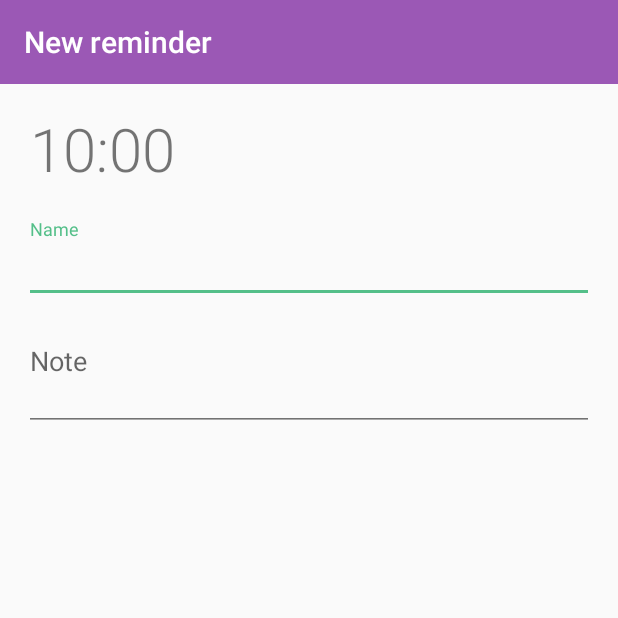
After one commit to kevinpelgrims/pillreminder2, an Android app: the ReminderActivity screen opened directly, with no data from a screen before it, on a phone screen of 412 x 824 dp, the top half of it. The commit adds this screen. Run offline under Robolectric (Android 15) with nearby library versions, the phone set to English and light mode, and no system bars; our stand-ins replace ButterKnife.

Commit message:
Add new reminder activity
Show time picker when opening the screen.
Ability to give the alarm a name an add a note.

```diff
--- a/app/src/main/AndroidManifest.xml
+++ b/app/src/main/AndroidManifest.xml
@@ -8,14 +8,18 @@
         android:label="@string/app_name"
         android:supportsRtl="true"
         android:theme="@style/AppTheme">
+
         <activity android:name=".MainActivity">
             <intent-filter>
-                <action android:name="android.intent.action.MAIN" />
+                <action android:name="android.intent.action.MAIN"/>
 
-                <category android:name="android.intent.category.LAUNCHER" />
+                <category android:name="android.intent.category.LAUNCHER"/>
             </intent-filter>
         </activity>
-        <activity android:name=".SignInActivity"></activity>
+
+        <activity android:name=".SignInActivity"/>
+
+        <activity android:name=".ReminderActivity"/>
     </application>
 
 </manifest>
--- /dev/null
+++ b/app/src/main/java/com/kevinpelgrims/pillreminder2/ReminderActivity.java
@@ -0,0 +1,54 @@
+package com.kevinpelgrims.pillreminder2;
+
+import android.app.TimePickerDialog;
+import android.support.v7.app.AppCompatActivity;
+import android.os.Bundle;
+import android.widget.TextView;
+import android.widget.TimePicker;
+
+import java.util.Calendar;
+import java.util.Locale;
+
+import butterknife.BindView;
+import butterknife.ButterKnife;
+import butterknife.OnClick;
+
+public class ReminderActivity extends AppCompatActivity implements TimePickerDialog.OnTimeSetListener {
+    @BindView(R.id.add_reminder_alarm_time) TextView alarmTimeText;
+
+    private int selectedHour;
+    private int selectedMinute;
+
+    @Override
+    protected void onCreate(Bundle savedInstanceState) {
+        super.onCreate(savedInstanceState);
+        setContentView(R.layout.activity_reminder);
+        ButterKnife.bind(this);
+
+        selectedHour = Calendar.getInstance().get(Calendar.HOUR_OF_DAY);
+        selectedMinute = 0;
+        updateAlarmTimeText();
+        showTimePickerDialog();
+    }
+
+    @Override
+    public void onTimeSet(TimePicker view, int hourOfDay, int minute) {
+        selectedHour = hourOfDay;
+        selectedMinute = minute;
+        updateAlarmTimeText();
+    }
+
+    @OnClick(R.id.add_reminder_alarm_time)
+    public void changeAlarmTime() {
+        showTimePickerDialog();
+    }
+
+    private void showTimePickerDialog() {
+        TimePickerDialog timePickerDialog = new TimePickerDialog(this, this, selectedHour, selectedMinute, true);
+        timePickerDialog.show();
+    }
+
+    private void updateAlarmTimeText() {
+        alarmTimeText.setText(String.format(Locale.getDefault(), "%02d:%02d", selectedHour, selectedMinute));
+    }
+}
--- /dev/null
+++ b/app/src/main/res/layout/activity_reminder.xml
@@ -0,0 +1,69 @@
+<?xml version="1.0" encoding="utf-8"?>
+<LinearLayout xmlns:android="http://schemas.android.com/apk/res/android"
+    xmlns:app="http://schemas.android.com/apk/res-auto"
+    xmlns:tools="http://schemas.android.com/tools"
+    android:id="@+id/activity_reminder"
+    android:layout_width="match_parent"
+    android:layout_height="match_parent"
+    android:orientation="vertical"
+    tools:context="com.kevinpelgrims.pillreminder2.ReminderActivity">
+
+    <android.support.v7.widget.Toolbar
+        android:layout_width="match_parent"
+        android:layout_height="?attr/actionBarSize"
+        android:background="?attr/colorPrimary"
+        android:theme="@style/ThemeOverlay.AppCompat.Dark.ActionBar"
+        app:title="@string/reminder_title"/>
+
+    <LinearLayout
+        android:layout_width="match_parent"
+        android:layout_height="match_parent"
+        android:paddingLeft="@dimen/activity_horizontal_margin"
+        android:paddingRight="@dimen/activity_horizontal_margin"
+        android:paddingTop="@dimen/activity_vertical_margin"
+        android:paddingBottom="@dimen/activity_vertical_margin"
+        android:orientation="vertical">
+
+        <TextView
+            android:id="@+id/add_reminder_alarm_time"
+            android:layout_width="match_parent"
+            android:layout_height="wrap_content"
+            android:layout_marginBottom="20dp"
+            android:paddingLeft="4dp"
+            android:paddingStart="4dp"
+            android:textSize="40sp"
+            android:fontFamily="sans-serif-light"
+            tools:text="@string/reminder_alarm"/>
+
+        <android.support.design.widget.TextInputLayout
+            android:layout_width="match_parent"
+            android:layout_height="wrap_content">
+
+            <EditText
+                android:id="@+id/add_reminder_pill_name"
+                android:layout_width="match_parent"
+                android:layout_height="wrap_content"
+                android:layout_marginBottom="@dimen/default_margin"
+                android:inputType="textCapWords"
+                android:hint="@string/reminder_name"/>
+
+        </android.support.design.widget.TextInputLayout>
+
+        <android.support.design.widget.TextInputLayout
+            android:layout_width="match_parent"
+            android:layout_height="wrap_content">
+
+            <EditText
+                android:id="@+id/add_reminder_note"
+                android:layout_width="match_parent"
+                android:layout_height="wrap_content"
+                android:gravity="top"
+                android:inputType="textMultiLine|textCapSentences"
+                android:lines="2"
+                android:hint="@string/reminder_note"/>
+
+        </android.support.design.widget.TextInputLayout>
+
+    </LinearLayout>
+
+</LinearLayout>
--- a/app/src/main/res/values/dimens.xml
+++ b/app/src/main/res/values/dimens.xml
@@ -1,4 +1,6 @@
 <resources>
     <dimen name="activity_horizontal_margin">16dp</dimen>
     <dimen name="activity_vertical_margin">16dp</dimen>
+
+    <dimen name="default_margin">8dp</dimen>
 </resources>
--- a/app/src/main/res/values/strings.xml
+++ b/app/src/main/res/values/strings.xml
@@ -1,3 +1,8 @@
 <resources>
     <string name="app_name">Pill Reminder</string>
+
+    <string name="reminder_title">New reminder</string>
+    <string name="reminder_alarm">Alarm</string>
+    <string name="reminder_name">Name</string>
+    <string name="reminder_note">Note</string>
 </resources>
```
